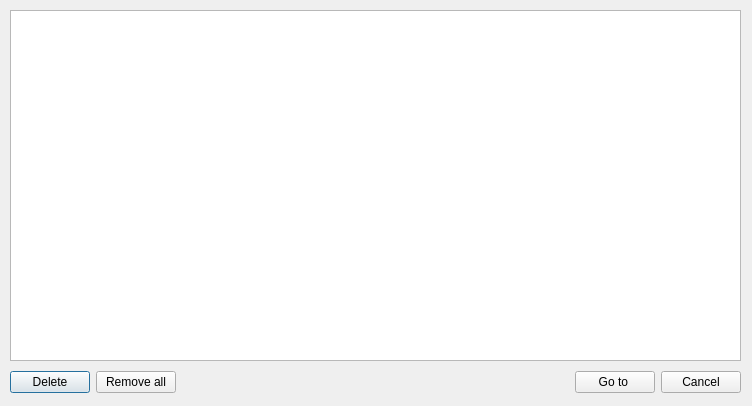
The window that urlchoosedialog.ui (kravchenko-aleksei/Browser) describes before a commit, drawn with Qt 5.
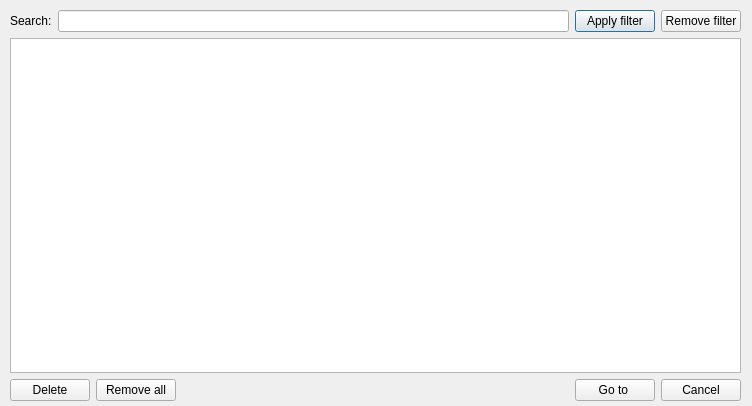
The same window after the commit.

Commit message:
Added filter in bookmarks and history view
Bookmarks or visited pages in history may be now filtered

What changed in the file:
```diff
--- a/urlchoosedialog.ui
+++ b/urlchoosedialog.ui
@@ -13,25 +13,48 @@
   <property name="windowTitle">
    <string>Dialog</string>
   </property>
-  <widget class="QListView" name="listView">
-   <property name="geometry">
-    <rect>
-     <x>10</x>
-     <y>10</y>
-     <width>731</width>
-     <height>351</height>
-    </rect>
-   </property>
-  </widget>
   <widget class="QWidget" name="layoutWidget">
    <property name="geometry">
     <rect>
      <x>10</x>
-     <y>370</y>
+     <y>10</y>
      <width>731</width>
-     <height>25</height>
+     <height>391</height>
     </rect>
    </property>
+   <layout class="QVBoxLayout" name="verticalLayout">
+    <item>
+     <layout class="QHBoxLayout" name="horizontalLayout_2">
+      <item>
+       <widget class="QLabel" name="searchLabel">
+        <property name="text">
+         <string>Search:</string>
+        </property>
+       </widget>
+      </item>
+      <item>
+       <widget class="QLineEdit" name="filterEdit"/>
+      </item>
+      <item>
+       <widget class="QPushButton" name="applyFilterButton">
+        <property name="text">
+         <string>Apply filter</string>
+        </property>
+       </widget>
+      </item>
+      <item>
+       <widget class="QPushButton" name="removeFilterButton">
+        <property name="text">
+         <string>Remove filter</string>
+        </property>
+       </widget>
+      </item>
+     </layout>
+    </item>
+    <item>
+     <widget class="QListView" name="listView"/>
+    </item>
+    <item>
    <layout class="QHBoxLayout" name="horizontalLayout">
     <item>
      <widget class="QPushButton" name="deleteButton">
@@ -73,6 +96,8 @@
        <string>Cancel</string>
       </property>
      </widget>
+      </item>
+     </layout>
     </item>
    </layout>
   </widget>
```
Lines whose indentation alone changed are shown as unchanged. The commit also changes 3 other files.
